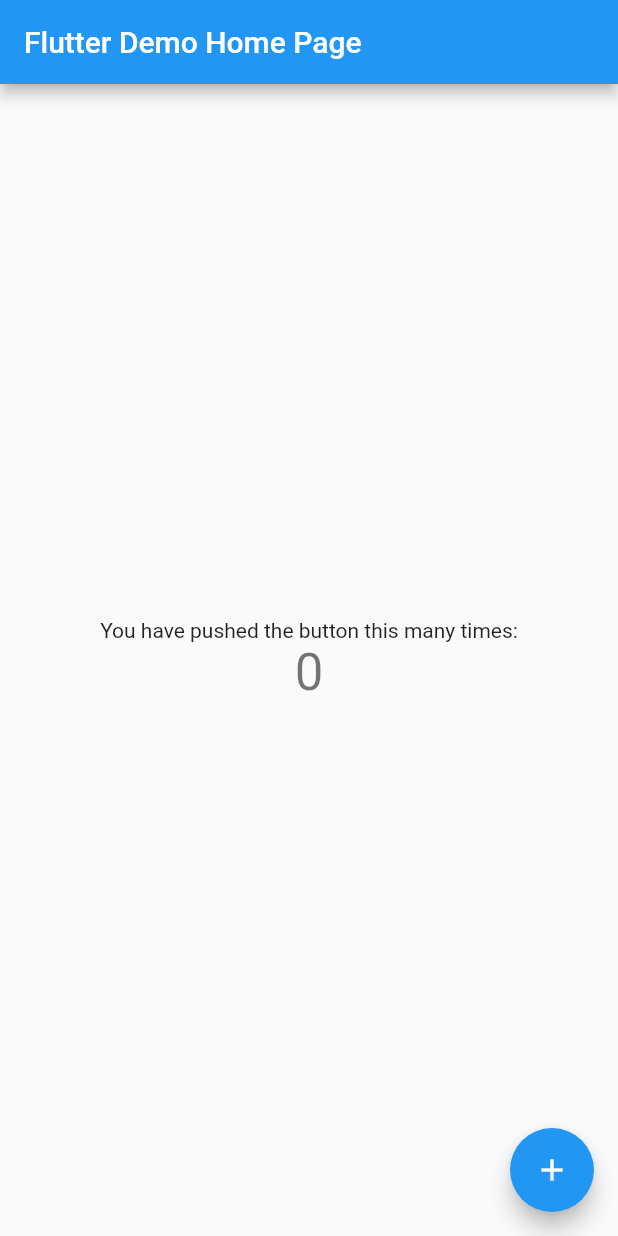
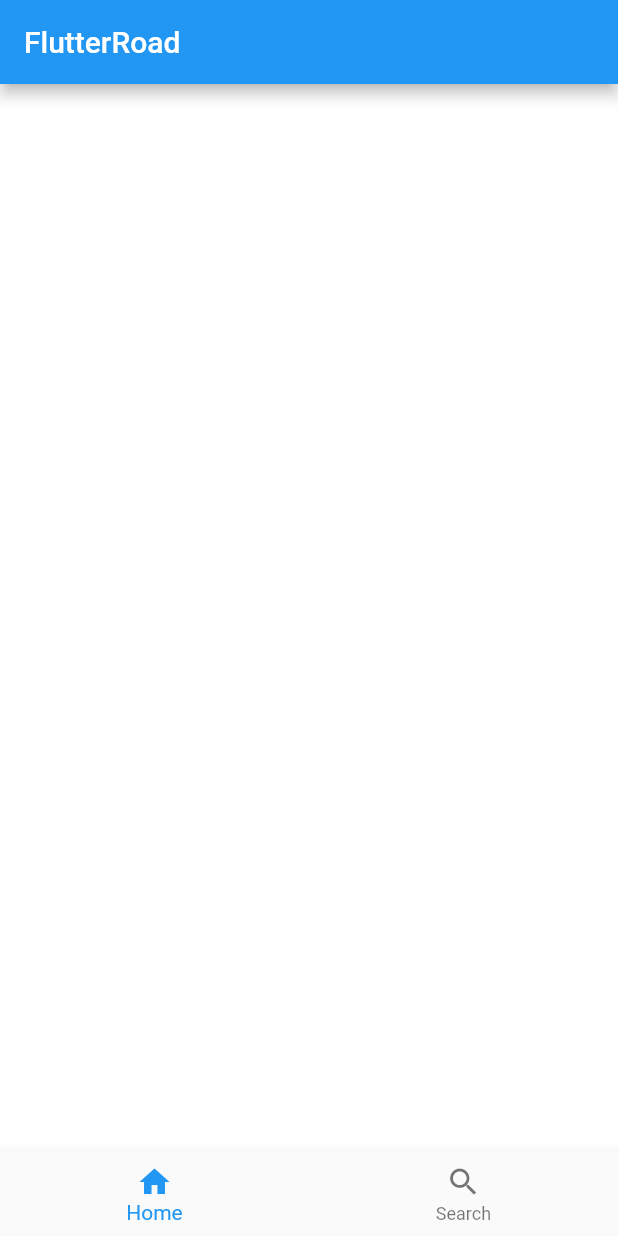
Before and after one commit to drewbitt/Yarr, a Flutter app: the screen it shows after launch, on a phone screen of 412 x 824 dp. Run offline on Flutter 3.47's test engine with Material 2 defaults, Android fonts, the phone set to English and light mode, and no system bars.

Commit message:
Search API implemented. Add example of bottom nav bar

```diff
--- /dev/null
+++ b/lib/home_widget.dart
@@ -0,0 +1,47 @@
+import 'package:flutter/material.dart';
+import 'placeholder_widget.dart';
+
+class Home extends StatefulWidget {
+  @override
+  State<StatefulWidget> createState() {
+    return _HomeState();
+  }
+}
+
+class _HomeState extends State<Home> {
+  int _currentIndex = 0;
+  final List<Widget> _children = [
+    PlaceholderWidget(Colors.white),
+    PlaceholderWidget(Colors.deepOrange),
+  ];
+
+  @override
+  Widget build(BuildContext context) {
+    return Scaffold(
+      appBar: AppBar(
+        title: Text('FlutterRoad'),
+      ),
+      body: _children?.elementAt(_currentIndex) ?? "",
+      bottomNavigationBar: BottomNavigationBar(
+        onTap: onTabTapped,
+        currentIndex: _currentIndex, // this will be set when a new tab is tapped
+        items: [
+          BottomNavigationBarItem(
+            icon: new Icon(Icons.home),
+            title: new Text('Home'),
+          ),
+          BottomNavigationBarItem(
+            icon: new Icon(Icons.search),
+            title: new Text('Search'),
+          )
+        ],
+      ),
+    );
+  }
+
+  void onTabTapped(int index) {
+    setState(() {
+      _currentIndex = index;
+    });
+  }
+}
--- a/lib/main.dart
+++ b/lib/main.dart
@@ -1,111 +1,14 @@
 import 'package:flutter/material.dart';
+import 'home_widget.dart';
 
-void main() => runApp(MyApp());
+void main() => runApp(App());
 
-class MyApp extends StatelessWidget {
-  // This widget is the root of your application.
+class App extends StatelessWidget {
   @override
   Widget build(BuildContext context) {
     return MaterialApp(
-      title: 'Flutter Demo',
-      theme: ThemeData(
-        // This is the theme of your application.
-        //
-        // Try running your application with "flutter run". You'll see the
-        // application has a blue toolbar. Then, without quitting the app, try
-        // changing the primarySwatch below to Colors.green and then invoke
-        // "hot reload" (press "r" in the console where you ran "flutter run",
-        // or simply save your changes to "hot reload" in a Flutter IDE).
-        // Notice that the counter didn't reset back to zero; the application
-        // is not restarted.
-        primarySwatch: Colors.blue,
-      ),
-      home: MyHomePage(title: 'Flutter Demo Home Page'),
+      title: 'FlutterRoad',
+      home: Home(),
     );
   }
 }
-
-class MyHomePage extends StatefulWidget {
-  MyHomePage({Key key, this.title}) : super(key: key);
-
-  // This widget is the home page of your application. It is stateful, meaning
-  // that it has a State object (defined below) that contains fields that affect
-  // how it looks.
-
-  // This class is the configuration for the state. It holds the values (in this
-  // case the title) provided by the parent (in this case the App widget) and
-  // used by the build method of the State. Fields in a Widget subclass are
-  // always marked "final".
-
-  final String title;
-
-  @override
-  _MyHomePageState createState() => _MyHomePageState();
-}
-
-class _MyHomePageState extends State<MyHomePage> {
-  int _counter = 0;
-
-  void _incrementCounter() {
-    setState(() {
-      // This call to setState tells the Flutter framework that something has
-      // changed in this State, which causes it to rerun the build method below
-      // so that the display can reflect the updated values. If we changed
-      // _counter without calling setState(), then the build method would not be
-      // called again, and so nothing would appear to happen.
-      _counter++;
-    });
-  }
-
-  @override
-  Widget build(BuildContext context) {
-    // This method is rerun every time setState is called, for instance as done
-    // by the _incrementCounter method above.
-    //
-    // The Flutter framework has been optimized to make rerunning build methods
-    // fast, so that you can just rebuild anything that needs updating rather
-    // than having to individually change instances of widgets.
-    return Scaffold(
-      appBar: AppBar(
-        // Here we take the value from the MyHomePage object that was created by
-        // the App.build method, and use it to set our appbar title.
-        title: Text(widget.title),
-      ),
-      body: Center(
-        // Center is a layout widget. It takes a single child and positions it
-        // in the middle of the parent.
-        child: Column(
-          // Column is also a layout widget. It takes a list of children and
-          // arranges them vertically. By default, it sizes itself to fit its
-          // children horizontally, and tries to be as tall as its parent.
-          //
-          // Invoke "debug painting" (press "p" in the console, choose the
-          // "Toggle Debug Paint" action from the Flutter Inspector in Android
-          // Studio, or the "Toggle Debug Paint" command in Visual Studio Code)
-          // to see the wireframe for each widget.
-          //
-          // Column has various properties to control how it sizes itself and
-          // how it positions its children. Here we use mainAxisAlignment to
-          // center the children vertically; the main axis here is the vertical
-          // axis because Columns are vertical (the cross axis would be
-          // horizontal).
-          mainAxisAlignment: MainAxisAlignment.center,
-          children: <Widget>[
-            Text(
-              'You have pushed the button this many times:',
-            ),
-            Text(
-              '$_counter',
-              style: Theme.of(context).textTheme.headline4,
-            ),
-          ],
-        ),
-      ),
-      floatingActionButton: FloatingActionButton(
-        onPressed: _incrementCounter,
-        tooltip: 'Increment',
-        child: Icon(Icons.add),
-      ), // This trailing comma makes auto-formatting nicer for build methods.
-    );
-  }
-}
--- /dev/null
+++ b/lib/placeholder_widget.dart
@@ -0,0 +1,14 @@
+import 'package:flutter/material.dart';
+
+class PlaceholderWidget extends StatelessWidget {
+  final Color color;
+
+  PlaceholderWidget(this.color);
+
+  @override
+  Widget build(BuildContext context) {
+    return Container(
+      color: color,
+    );
+  }
+}
--- a/royalroad_api/lib/src/models.dart
+++ b/royalroad_api/lib/src/models.dart
@@ -1,8 +1,9 @@
 class BookSearchResult {
   String url, title;
+  String imageUrl;
   BookSearchInfo info;
 
-  BookSearchResult(this.url, this.title, this.info);
+  BookSearchResult(this.url, this.title, this.imageUrl, this.info);
 }
 
 class BookSearchInfo {
@@ -11,6 +12,7 @@ class BookSearchInfo {
   double rating;
   DateTime lastUpdate;
   String description;
+  String imageUrl;
 
   BookSearchInfo(this.followers, this.pages, this.chapters,
       this.views, this.rating, this.lastUpdate, this.description);
--- a/royalroad_api/lib/src/royalroad_api_base.dart
+++ b/royalroad_api/lib/src/royalroad_api_base.dart
@@ -4,41 +4,27 @@ import 'package:html/parser.dart' show parse;
 import 'package:royalroad_api/src/models.dart' show BookSearchResult;
 import 'package:royalroad_api/src/util.dart' show SearchInfo;
 
-const x = 'Test';
 class Base {
-  static const base_url = 'https://www.royalroad.com/';
+  static const baseUrl = 'https://www.royalroad.com/';
 }
 
-search_fiction(searchTerm) async {
+Future<List> searchFiction(searchTerm) async {
   searchTerm = searchTerm.replaceAll(' ', '+');
-  final url = Base.base_url + 'fictions/search?title=' + searchTerm;
+  final url = Base.baseUrl + 'fictions/search?title=' + searchTerm;
 
   final response = await http.get(url);
   if (response.statusCode == 200) {
     var parsed = parse(response.body);
-    var listResults = new List();
+    var listResults = [];
 
     for (var i in parsed.querySelectorAll('div.row.fiction-list-item')) {
       final link = i.querySelector('h2.fiction-title').querySelector('a');
-      SearchInfo.getSearchInfo(i.querySelector('div.row.stats'));
-      // listResults.add(BookSearchResult(aTag.attributes['href'],aTag.text,))
+      final info = SearchInfo.getSearchInfo(i.querySelector('div.row.stats'));
+      final imageUrl = i.querySelector('img').attributes['src'];
+
+      listResults.add(BookSearchResult(link.attributes['href'], link.text, imageUrl, info));
     }
+    return Future.value(listResults);
   }
+  return Future.error('Could not access Royalroad');
 }
-
-/*
-def search_fiction(search_term): #search royalroad for a fiction using a given string
-    search_term = search_term.replace(" ","+") #replace spaces with plus signs
-    url = "https://www.royalroad.com/fictions/search?title="+str(search_term) #construct the url
-    print(url) #print the search url for debug or console purposes
-    soup = request_soup(url) #request the soup
-    try:
-        fiction_id = soup.find("div", attrs={"class":"col-sm-10 col-md-8 col-lg-9 col-xs-12 search-content"}).find("input").get("id").split("-")[1] #attempt to gather the first fiction id
-    except: #there was no fiction id or the html is incorrect
-        return None #return none
-    return fiction_id #return the fiction id
- */
-
-main() async {
-  print(await search_fiction("Avarice"));
-}
--- a/royalroad_api/pubspec.yaml
+++ b/royalroad_api/pubspec.yaml
@@ -8,6 +8,9 @@ environment:
 
 #dependencies:
 #  path: ^1.6.0
+dependencies:
+  http: any
+  html: any
 
 dev_dependencies:
   pedantic: ^1.8.0
```
Also changed, not shown: royalroad_api/lib/src/util.dart (+12 -17 lines), pubspec.lock, 3 other files.
